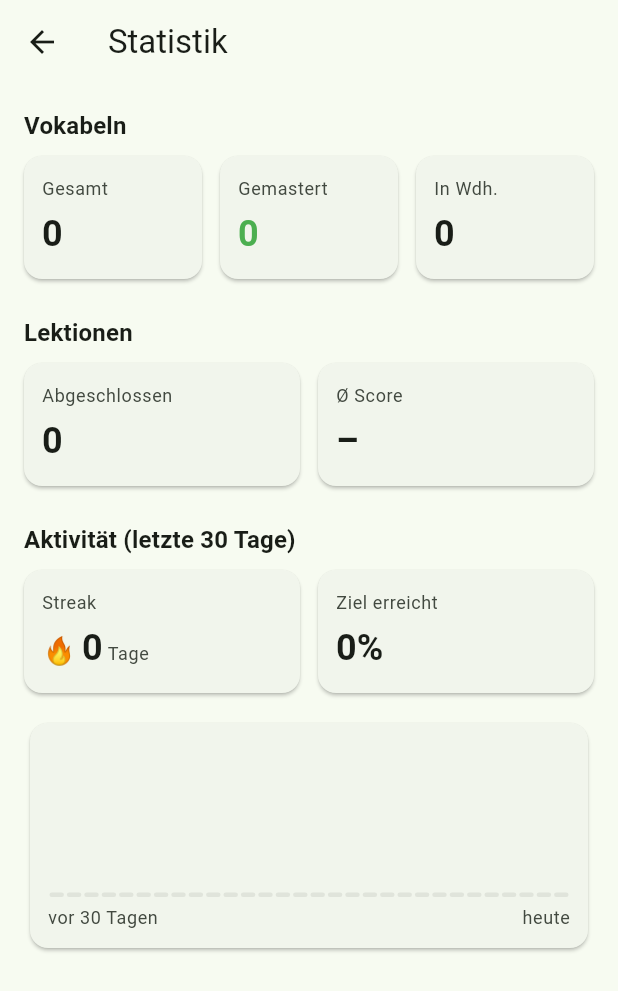
After one commit to Pr0degie/italiano-app, a Flutter app: the StatsScreen screen opened directly, on a phone screen of 412 x 824 dp. The commit adds this screen. Shown: the top 991 px of the screen. Run offline on Flutter 3.47's test engine with Material 3 defaults, Android fonts, the phone set to English and light mode, and no system bars; our stand-ins replace drift, drift_flutter, flutter_riverpod; accounts and stored records are empty; generated files the repository leaves out were written again.

Commit message:
add stats screen with vocab/lesson kpis and 30-day activity chart

```diff
--- a/lib/features/home/home_screen.dart
+++ b/lib/features/home/home_screen.dart
@@ -3,6 +3,7 @@ import 'package:flutter_riverpod/flutter_riverpod.dart';
 
 import '../../core/constants.dart';
 import '../lesson/lesson_player_screen.dart';
+import '../stats/stats_screen.dart';
 import 'home_providers.dart';
 
 class HomeScreen extends ConsumerWidget {
@@ -12,7 +13,19 @@ class HomeScreen extends ConsumerWidget {
   Widget build(BuildContext context, WidgetRef ref) {
     final async = ref.watch(homeDataProvider);
     return Scaffold(
-      appBar: AppBar(title: const Text('Italiano')),
+      appBar: AppBar(
+        title: const Text('Italiano'),
+        actions: [
+          IconButton(
+            icon: const Icon(Icons.bar_chart),
+            tooltip: 'Statistik',
+            onPressed: () => Navigator.push(
+              context,
+              MaterialPageRoute(builder: (_) => const StatsScreen()),
+            ),
+          ),
+        ],
+      ),
       body: async.when(
         loading: () => const Center(child: CircularProgressIndicator()),
         error: (e, _) => Center(child: Text('Fehler: $e')),
--- /dev/null
+++ b/lib/features/stats/stats_providers.dart
@@ -0,0 +1,114 @@
+import 'package:drift/drift.dart' show OrderingTerm;
+import 'package:flutter_riverpod/flutter_riverpod.dart';
+
+import '../../core/database/database.dart';
+import '../../core/database/providers.dart';
+
+class DayActivity {
+  const DayActivity({
+    required this.date,
+    required this.itemsDone,
+    required this.goalMet,
+  });
+  final DateTime date;
+  final int itemsDone;
+  final bool goalMet;
+}
+
+class StatsData {
+  const StatsData({
+    required this.vocabTotal,
+    required this.vocabMastered,
+    required this.vocabInDailyDrill,
+    required this.lessonsCompleted,
+    required this.avgScore,
+    required this.currentStreak,
+    required this.last30Days,
+    required this.goalMetRate30d,
+  });
+
+  final int vocabTotal;
+  final int vocabMastered;
+  final int vocabInDailyDrill;
+  final int lessonsCompleted;
+  final int? avgScore; // 0..100, null wenn keine Lektion gewertet
+  final int currentStreak;
+  final List<DayActivity> last30Days;
+  final double goalMetRate30d; // 0..1
+}
+
+final statsProvider = FutureProvider.autoDispose<StatsData>((ref) async {
+  final db = ref.watch(appDatabaseProvider);
+
+  // ── Vokabeln ────────────────────────────────────────────────────────────
+  final reviews = await db.select(db.reviewState).get();
+  final vocabTotal = reviews.length;
+  final vocabMastered = reviews.where((r) => r.masteredAt != null).length;
+  final vocabInDailyDrill = vocabTotal - vocabMastered;
+
+  // ── Lektionen ───────────────────────────────────────────────────────────
+  final progress = await db.select(db.lessonProgress).get();
+  final completed =
+      progress.where((p) => p.status == 'completed').toList();
+  final lessonsCompleted = completed.length;
+  final scored = completed.where((p) => p.score != null).toList();
+  final avgScore = scored.isEmpty
+      ? null
+      : (scored.map((p) => p.score!).reduce((a, b) => a + b) / scored.length)
+          .round();
+
+  // ── Aktivität (letzte 30 Tage) ──────────────────────────────────────────
+  final activities = await (db.select(db.dailyActivity)
+        ..orderBy([(a) => OrderingTerm.asc(a.date)]))
+      .get();
+  final actMap = {for (final a in activities) a.date: a};
+
+  final today = DateTime.now();
+  final today0 = DateTime(today.year, today.month, today.day);
+  final last30 = <DayActivity>[];
+  for (var i = 29; i >= 0; i--) {
+    final d = today0.subtract(Duration(days: i));
+    final key = _dateStr(d);
+    final row = actMap[key];
+    last30.add(DayActivity(
+      date: d,
+      itemsDone: row?.itemsDone ?? 0,
+      goalMet: row?.goalMet ?? false,
+    ));
+  }
+  final goalMetCount = last30.where((d) => d.goalMet).length;
+  final goalMetRate30d = goalMetCount / 30.0;
+
+  final currentStreak = _calcStreak(activities, today0);
+
+  return StatsData(
+    vocabTotal: vocabTotal,
+    vocabMastered: vocabMastered,
+    vocabInDailyDrill: vocabInDailyDrill,
+    lessonsCompleted: lessonsCompleted,
+    avgScore: avgScore,
+    currentStreak: currentStreak,
+    last30Days: last30,
+    goalMetRate30d: goalMetRate30d,
+  );
+});
+
+// ── Helpers ──────────────────────────────────────────────────────────────────
+
+String _dateStr(DateTime d) =>
+    '${d.year}-${d.month.toString().padLeft(2, "0")}-${d.day.toString().padLeft(2, "0")}';
+
+int _calcStreak(List<DailyActivityData> activities, DateTime today0) {
+  final met = {for (final a in activities) if (a.goalMet) a.date};
+  if (met.isEmpty) return 0;
+  var check = today0;
+  if (!met.contains(_dateStr(check))) {
+    check = check.subtract(const Duration(days: 1));
+  }
+  var streak = 0;
+  while (met.contains(_dateStr(check))) {
+    streak++;
+    check = check.subtract(const Duration(days: 1));
+  }
+  return streak;
+}
--- /dev/null
+++ b/lib/features/stats/stats_screen.dart
@@ -0,0 +1,226 @@
+import 'package:flutter/material.dart';
+import 'package:flutter_riverpod/flutter_riverpod.dart';
+
+import 'stats_providers.dart';
+
+class StatsScreen extends ConsumerWidget {
+  const StatsScreen({super.key});
+
+  @override
+  Widget build(BuildContext context, WidgetRef ref) {
+    final async = ref.watch(statsProvider);
+    return Scaffold(
+      appBar: AppBar(title: const Text('Statistik')),
+      body: async.when(
+        loading: () => const Center(child: CircularProgressIndicator()),
+        error: (e, _) => Center(child: Text('Fehler: $e')),
+        data: (data) => _StatsBody(data: data),
+      ),
+    );
+  }
+}
+
+class _StatsBody extends StatelessWidget {
+  const _StatsBody({required this.data});
+  final StatsData data;
+
+  @override
+  Widget build(BuildContext context) {
+    return ListView(
+      padding: const EdgeInsets.all(16),
+      children: [
+        _SectionTitle('Vokabeln'),
+        Row(children: [
+          Expanded(child: _Kpi(label: 'Gesamt', value: '${data.vocabTotal}')),
+          const SizedBox(width: 12),
+          Expanded(
+              child: _Kpi(
+                  label: 'Gemastert',
+                  value: '${data.vocabMastered}',
+                  accent: Colors.green)),
+          const SizedBox(width: 12),
+          Expanded(
+              child: _Kpi(
+                  label: 'In Wdh.',
+                  value: '${data.vocabInDailyDrill}')),
+        ]),
+        const SizedBox(height: 24),
+        _SectionTitle('Lektionen'),
+        Row(children: [
+          Expanded(
+              child: _Kpi(
+                  label: 'Abgeschlossen', value: '${data.lessonsCompleted}')),
+          const SizedBox(width: 12),
+          Expanded(
+              child: _Kpi(
+                  label: 'Ø Score',
+                  value: data.avgScore == null ? '–' : '${data.avgScore}%')),
+        ]),
+        const SizedBox(height: 24),
+        _SectionTitle('Aktivität (letzte 30 Tage)'),
+        Row(children: [
+          Expanded(
+              child: _Kpi(
+                  label: 'Streak',
+                  value: '${data.currentStreak}',
+                  suffix: ' Tage',
+                  emoji: '🔥')),
+          const SizedBox(width: 12),
+          Expanded(
+              child: _Kpi(
+                  label: 'Ziel erreicht',
+                  value: '${(data.goalMetRate30d * 100).round()}%')),
+        ]),
+        const SizedBox(height: 16),
+        _ActivityBars(days: data.last30Days),
+      ],
+    );
+  }
+}
+
+class _SectionTitle extends StatelessWidget {
+  const _SectionTitle(this.text);
+  final String text;
+  @override
+  Widget build(BuildContext context) => Padding(
+        padding: const EdgeInsets.only(bottom: 8),
+        child: Text(text,
+            style: Theme.of(context).textTheme.titleMedium?.copyWith(
+                fontWeight: FontWeight.bold)),
+      );
+}
+
+class _Kpi extends StatelessWidget {
+  const _Kpi({
+    required this.label,
+    required this.value,
+    this.suffix,
+    this.accent,
+    this.emoji,
+  });
+  final String label;
+  final String value;
+  final String? suffix;
+  final Color? accent;
+  final String? emoji;
+
+  @override
+  Widget build(BuildContext context) {
+    final tt = Theme.of(context).textTheme;
+    final cs = Theme.of(context).colorScheme;
+    return Card(
+      margin: EdgeInsets.zero,
+      child: Padding(
+        padding: const EdgeInsets.symmetric(horizontal: 12, vertical: 14),
+        child: Column(
+          crossAxisAlignment: CrossAxisAlignment.start,
+          children: [
+            Text(label,
+                style: tt.bodySmall?.copyWith(color: cs.onSurfaceVariant)),
+            const SizedBox(height: 6),
+            Row(crossAxisAlignment: CrossAxisAlignment.baseline,
+                textBaseline: TextBaseline.alphabetic, children: [
+              if (emoji != null) ...[
+                Text(emoji!, style: const TextStyle(fontSize: 18)),
+                const SizedBox(width: 4),
+              ],
+              Text(value,
+                  style: tt.headlineSmall?.copyWith(
+                      fontWeight: FontWeight.bold,
+                      color: accent)),
+              if (suffix != null)
+                Text(suffix!,
+                    style: tt.bodySmall?.copyWith(color: cs.onSurfaceVariant)),
+            ]),
+          ],
+        ),
+      ),
+    );
+  }
+}
+
+class _ActivityBars extends StatelessWidget {
+  const _ActivityBars({required this.days});
+  final List<DayActivity> days;
+
+  @override
+  Widget build(BuildContext context) {
+    final cs = Theme.of(context).colorScheme;
+    final maxItems =
+        days.map((d) => d.itemsDone).fold<int>(0, (a, b) => a > b ? a : b);
+    return Card(
+      child: Padding(
+        padding: const EdgeInsets.fromLTRB(12, 16, 12, 12),
+        child: Column(
+          crossAxisAlignment: CrossAxisAlignment.start,
+          children: [
+            SizedBox(
+              height: 100,
+              child: Row(
+                crossAxisAlignment: CrossAxisAlignment.end,
+                children: [
+                  for (final d in days)
+                    Expanded(
+                      child: Padding(
+                        padding: const EdgeInsets.symmetric(horizontal: 1),
+                        child: _DayBar(
+                          itemsDone: d.itemsDone,
+                          maxItems: maxItems,
+                          goalMet: d.goalMet,
+                        ),
+                      ),
+                    ),
+                ],
+              ),
+            ),
+            const SizedBox(height: 6),
+            Row(children: [
+              Text('vor 30 Tagen',
+                  style: Theme.of(context).textTheme.bodySmall
+                      ?.copyWith(color: cs.onSurfaceVariant)),
+              const Spacer(),
+              Text('heute',
+                  style: Theme.of(context).textTheme.bodySmall
+                      ?.copyWith(color: cs.onSurfaceVariant)),
+            ]),
+          ],
+        ),
+      ),
+    );
+  }
+}
+
+class _DayBar extends StatelessWidget {
+  const _DayBar({
+    required this.itemsDone,
+    required this.maxItems,
+    required this.goalMet,
+  });
+  final int itemsDone;
+  final int maxItems;
+  final bool goalMet;
+
+  @override
+  Widget build(BuildContext context) {
+    final cs = Theme.of(context).colorScheme;
+    // Min-Höhe für besseren visuellen Eindruck bei nicht-null Tagen
+    final ratio = maxItems == 0 ? 0.0 : itemsDone / maxItems;
+    final color = itemsDone == 0
+        ? cs.surfaceContainerHighest
+        : goalMet
+            ? Colors.green
+            : cs.primary.withValues(alpha: 0.5);
+    return Column(
+      mainAxisAlignment: MainAxisAlignment.end,
+      children: [
+        Container(
+          height: itemsDone == 0 ? 3 : (ratio * 100).clamp(8, 100),
+          decoration: BoxDecoration(
+            color: color,
+            borderRadius: BorderRadius.circular(2),
+          ),
+        ),
+      ],
+    );
+  }
+}
```
